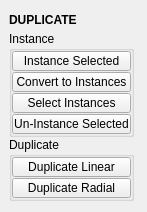
Before: the Qt Designer form tentacle/ui/duplicate.ui in m3trik/tentacle, drawn with Qt 5.
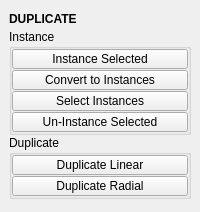
After: the same form once the commit is applied. Custom widgets are drawn as their Qt base class.

The edit to the form file:
```diff
--- a/tentacle/ui/duplicate.ui
+++ b/tentacle/ui/duplicate.ui
@@ -6,22 +6,10 @@
    <rect>
     <x>0</x>
     <y>0</y>
-    <width>147</width>
+    <width>200</width>
     <height>212</height>
    </rect>
   </property>
-  <property name="minimumSize">
-   <size>
-    <width>0</width>
-    <height>0</height>
-   </size>
-  </property>
-  <property name="maximumSize">
-   <size>
-    <width>999</width>
-    <height>999</height>
-   </size>
-  </property>
   <property name="windowTitle">
    <string>Toolkit</string>
   </property>
@@ -38,6 +26,12 @@
    <bool>true</bool>
   </property>
   <widget class="QWidget" name="central_widget">
+   <property name="minimumSize">
+    <size>
+     <width>200</width>
+     <height>0</height>
+    </size>
+   </property>
    <property name="palette">
     <palette>
      <active>
@@ -82,17 +76,17 @@
        <number>0</number>
       </property>
       <item>
-       <widget class="DraggableHeader" name="draggableHeader">
+       <widget class="Header" name="header">
         <property name="minimumSize">
          <size>
           <width>0</width>
-          <height>22</height>
+          <height>20</height>
          </size>
         </property>
         <property name="maximumSize">
          <size>
-          <width>125</width>
-          <height>22</height>
+          <width>16777215</width>
+          <height>20</height>
          </size>
         </property>
         <property name="font">
@@ -108,18 +102,6 @@
       </item>
       <item>
        <widget class="QGroupBox" name="groupBox_7">
-        <property name="minimumSize">
-         <size>
-          <width>125</width>
-          <height>0</height>
-         </size>
-        </property>
-        <property name="maximumSize">
-         <size>
-          <width>125</width>
-          <height>999</height>
-         </size>
-        </property>
         <property name="title">
          <string>Instance</string>
         </property>
@@ -149,7 +131,7 @@
            </property>
            <property name="maximumSize">
             <size>
-             <width>999</width>
+             <width>16777215</width>
              <height>20</height>
             </size>
            </property>
@@ -189,7 +171,7 @@
            </property>
            <property name="maximumSize">
             <size>
-             <width>999</width>
+             <width>16777215</width>
              <height>20</height>
             </size>
            </property>
@@ -229,7 +211,7 @@
            </property>
            <property name="maximumSize">
             <size>
-             <width>999</width>
+             <width>16777215</width>
              <height>20</height>
             </size>
            </property>
@@ -269,7 +251,7 @@
            </property>
            <property name="maximumSize">
             <size>
-             <width>999</width>
+             <width>16777215</width>
              <height>20</height>
             </size>
            </property>
@@ -304,18 +286,6 @@
       </item>
       <item>
        <widget class="QGroupBox" name="groupBox_8">
-        <property name="minimumSize">
-         <size>
-          <width>125</width>
-          <height>0</height>
-         </size>
-        </property>
-        <property name="maximumSize">
-         <size>
-          <width>125</width>
-          <height>999</height>
-         </size>
-        </property>
         <property name="title">
          <string>Duplicate</string>
         </property>
@@ -345,7 +315,7 @@
            </property>
            <property name="maximumSize">
             <size>
-             <width>999</width>
+             <width>16777215</width>
              <height>20</height>
             </size>
            </property>
@@ -385,7 +355,7 @@
            </property>
            <property name="maximumSize">
             <size>
-             <width>999</width>
+             <width>16777215</width>
              <height>20</height>
             </size>
            </property>
@@ -437,15 +407,15 @@
   </widget>
  </widget>
  <customwidgets>
+  <customwidget>
+   <class>Header</class>
+   <extends>QLabel</extends>
+   <header>uitk.widgets.header.Header.h</header>
+  </customwidget>
   <customwidget>
    <class>PushButton</class>
    <extends>QPushButton</extends>
-   <header>pushButton.h</header>
-  </customwidget>
-  <customwidget>
-   <class>DraggableHeader</class>
-   <extends>QLabel</extends>
-   <header>draggableHeader.h</header>
+   <header>widgets.pushbutton.h</header>
   </customwidget>
  </customwidgets>
  <resources/>
```
